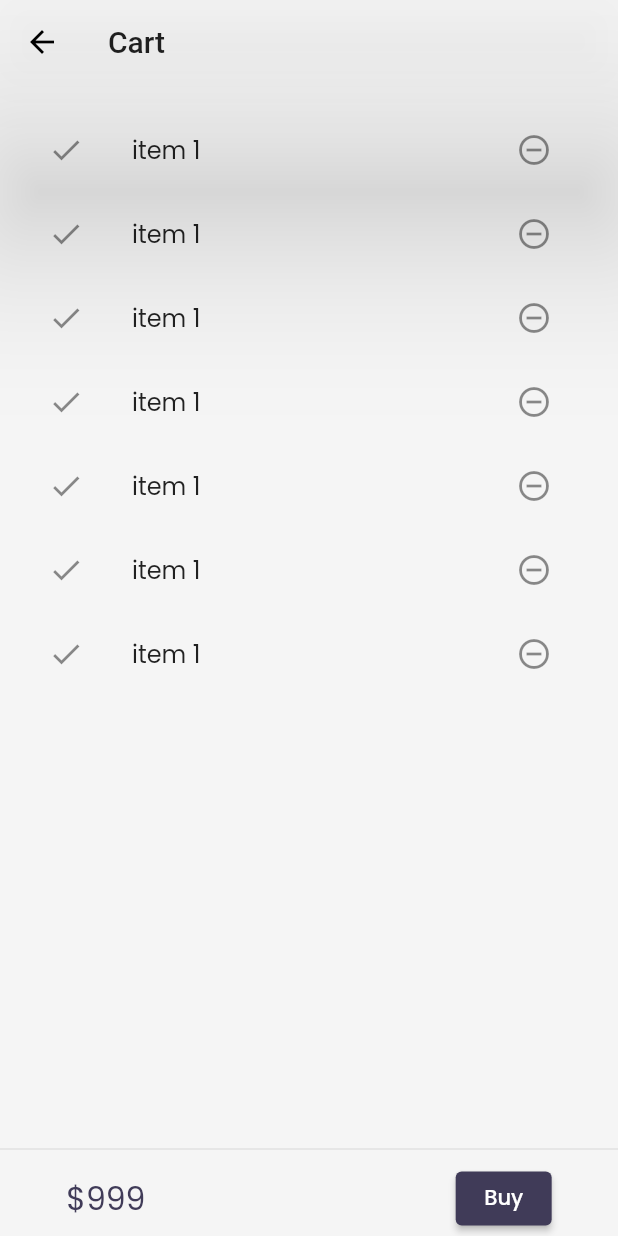
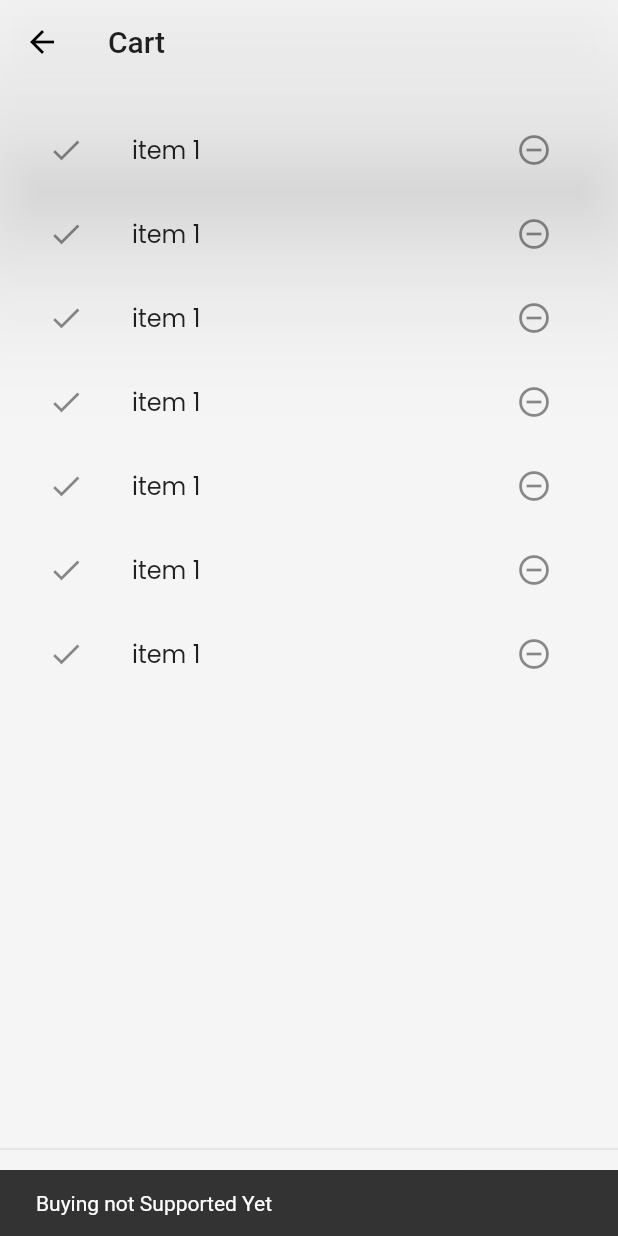
Before and after one commit to daynial132/8.5-HoursOfFlutter, a Flutter app: the CartPage screen opened by its route, after a tap on "Buy", on a phone screen of 412 x 824 dp. Run offline on Flutter 3.47's test engine with Material 2 defaults, Android fonts, the phone set to English and light mode, and no system bars; our stand-ins replace google_fonts, velocity_x.

Commit message:
cart file is added

```diff
--- a/lib/pages/cart_page.dart
+++ b/lib/pages/cart_page.dart
@@ -35,7 +35,10 @@ class _CartTotal extends StatelessWidget {
           "\$999".text.xl2.color(context.theme.accentColor).make(),
           30.widthBox,
           ElevatedButton(
-              onPressed: () {},
+              onPressed: () {
+                ScaffoldMessenger.of(context).showSnackBar(
+                    SnackBar(content: "Buying not Supported Yet".text.make()));
+              },
               style: ButtonStyle(
                   backgroundColor:
                       MaterialStateProperty.all(context.theme.buttonColor)),
@@ -59,7 +62,8 @@ class _CartListState extends State<_CartList> {
       itemBuilder: (context, index) => ListTile(
         leading: Icon(Icons.done),
         trailing: IconButton(
-          icon: Icon(Icons.remove_circle_outline), onPressed: () {  },
+          icon: Icon(Icons.remove_circle_outline),
+          onPressed: () {},
         ),
         title: "item 1".text.make(),
       ),
```
Also changed, not shown: lib/models/cart.dart (added, +38 -0 lines).
